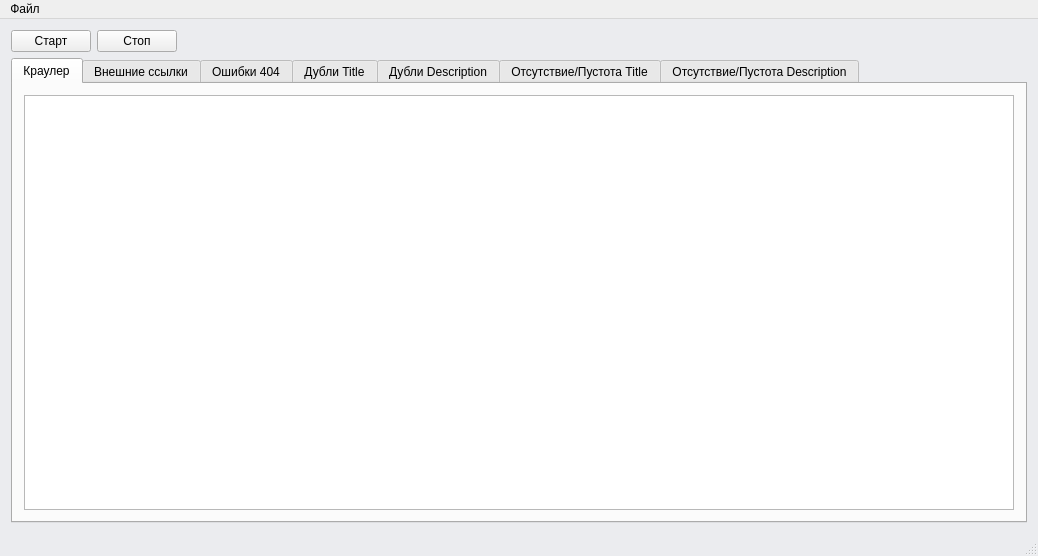
This is WebSiteAnalyzer/ui/main_frame.ui in ANDR-ASCII/WebSiteAnalyzer as Qt 5 draws it before an edit. The edited form follows.
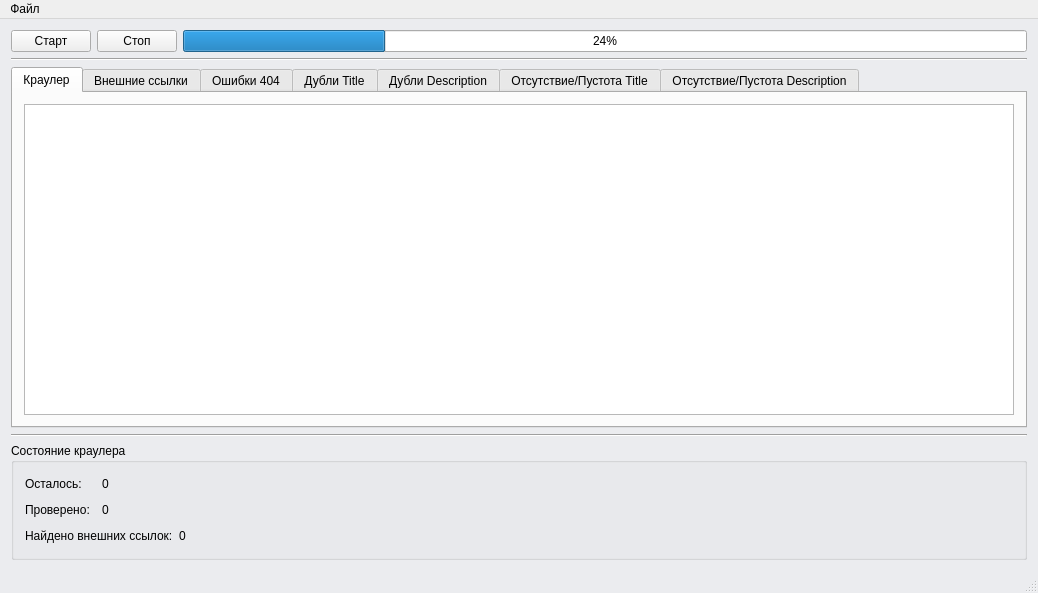
This is the edited form. Icons and pictures are not drawn.

Commit message: added info widgets

```diff
--- a/WebSiteAnalyzer/ui/main_frame.ui
+++ b/WebSiteAnalyzer/ui/main_frame.ui
@@ -7,7 +7,7 @@
     <x>0</x>
     <y>0</y>
     <width>1038</width>
-    <height>556</height>
+    <height>593</height>
    </rect>
   </property>
   <property name="windowTitle">
@@ -29,7 +29,7 @@
 }</string>
   </property>
   <widget class="QWidget" name="centralWidget">
-   <layout class="QGridLayout" name="gridLayout_2">
+   <layout class="QGridLayout" name="gridLayout_3">
     <item row="0" column="0">
      <widget class="QPushButton" name="startCrawlerButton">
       <property name="text">
@@ -45,19 +45,20 @@
      </widget>
     </item>
     <item row="0" column="2">
-     <spacer name="horizontalSpacer">
-      <property name="orientation">
-       <enum>Qt::Horizontal</enum>
+     <widget class="QProgressBar" name="progressBar">
+      <property name="value">
+       <number>24</number>
       </property>
-      <property name="sizeHint" stdset="0">
-       <size>
-        <width>855</width>
-        <height>20</height>
-       </size>
-      </property>
-     </spacer>
+     </widget>
     </item>
     <item row="1" column="0" colspan="3">
+     <widget class="Line" name="line">
+      <property name="orientation">
+       <enum>Qt::Horizontal</enum>
+      </property>
+     </widget>
+    </item>
+    <item row="2" column="0" colspan="3">
      <widget class="QSplitter" name="splitter">
       <property name="orientation">
        <enum>Qt::Vertical</enum>
@@ -145,6 +146,103 @@
       </widget>
      </widget>
     </item>
+    <item row="3" column="0" colspan="3">
+     <widget class="Line" name="line_2">
+      <property name="orientation">
+       <enum>Qt::Horizontal</enum>
+      </property>
+     </widget>
+    </item>
+    <item row="4" column="0" colspan="3">
+     <widget class="QGroupBox" name="groupBox">
+      <property name="title">
+       <string>Состояние краулера</string>
+      </property>
+      <layout class="QGridLayout" name="gridLayout_2">
+       <item row="1" column="0">
+        <widget class="QLabel" name="label_3">
+         <property name="text">
+          <string>Проверено:</string>
+         </property>
+        </widget>
+       </item>
+       <item row="1" column="1">
+        <widget class="QLabel" name="crawledCountLabel">
+         <property name="text">
+          <string>0</string>
+         </property>
+        </widget>
+       </item>
+       <item row="2" column="0" colspan="2">
+        <widget class="QLabel" name="label_2">
+         <property name="text">
+          <string>Найдено внешних ссылок:</string>
+         </property>
+        </widget>
+       </item>
+       <item row="1" column="3">
+        <spacer name="horizontalSpacer_2">
+         <property name="orientation">
+          <enum>Qt::Horizontal</enum>
+         </property>
+         <property name="sizeHint" stdset="0">
+          <size>
+           <width>845</width>
+           <height>20</height>
+          </size>
+         </property>
+        </spacer>
+       </item>
+       <item row="0" column="3">
+        <spacer name="horizontalSpacer">
+         <property name="orientation">
+          <enum>Qt::Horizontal</enum>
+         </property>
+         <property name="sizeHint" stdset="0">
+          <size>
+           <width>845</width>
+           <height>20</height>
+          </size>
+         </property>
+        </spacer>
+       </item>
+       <item row="0" column="1">
+        <widget class="QLabel" name="remainderLabel">
+         <property name="text">
+          <string>0</string>
+         </property>
+        </widget>
+       </item>
+       <item row="0" column="0">
+        <widget class="QLabel" name="label">
+         <property name="text">
+          <string>Осталось: </string>
+         </property>
+        </widget>
+       </item>
+       <item row="2" column="2">
+        <widget class="QLabel" name="externalUrlsCountLabel">
+         <property name="text">
+          <string>0</string>
+         </property>
+        </widget>
+       </item>
+       <item row="2" column="3">
+        <spacer name="horizontalSpacer_3">
+         <property name="orientation">
+          <enum>Qt::Horizontal</enum>
+         </property>
+         <property name="sizeHint" stdset="0">
+          <size>
+           <width>845</width>
+           <height>20</height>
+          </size>
+         </property>
+        </spacer>
+       </item>
+      </layout>
+     </widget>
+    </item>
    </layout>
   </widget>
   <widget class="QMenuBar" name="menuBar">
```
The commit also changes 7 other files.
